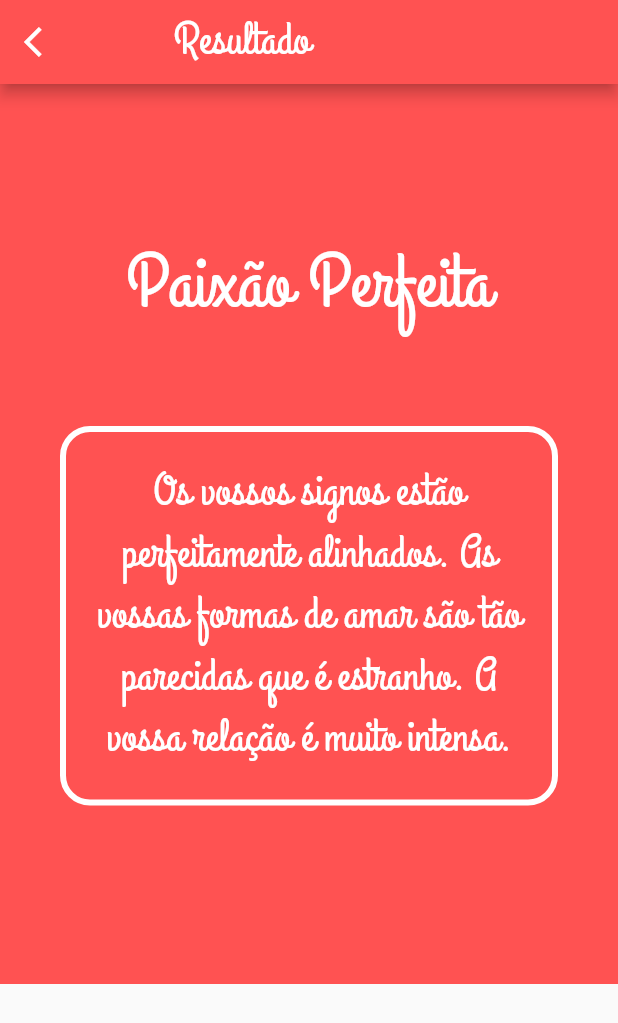
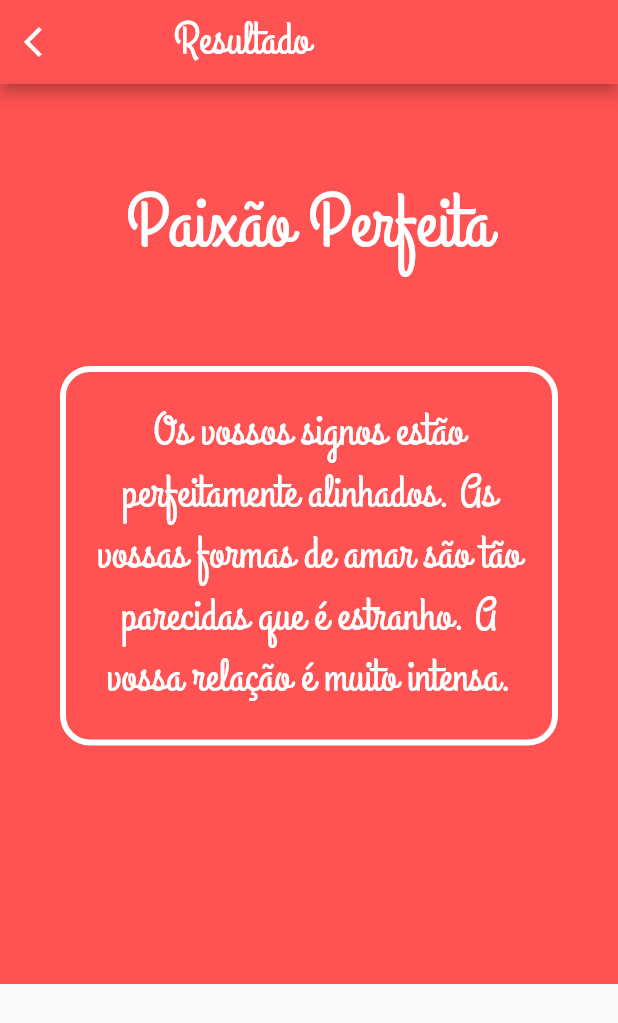
Before and after one commit to EmanoelV/Combinador-de-signos-amor, a Flutter app: the screen it shows after launch, after a tap on "Enviar", on a phone screen of 412 x 824 dp. Shown: the top 1023 px of the screen. Run offline on Flutter 3.47's test engine with Material 2 defaults, Android fonts, the phone set to English and light mode, and no system bars.

Commit message:
ajuste na barra de seleção dos signos e na tela de resultados

```diff
--- a/lib/view/telaRresultado.dart
+++ b/lib/view/telaRresultado.dart
@@ -32,7 +32,7 @@ class TelaResultado extends StatelessWidget {
         height: 600,
         color: Colors.redAccent,
         padding: EdgeInsets.only(
-          top: 100,
+          top: 60,
           left: 40,
           right: 40,
         ),
@@ -49,6 +49,7 @@ class TelaResultado extends StatelessWidget {
                   fontSize: 50,
                   fontFamily: 'GrandHotel',
                 ),
+                textAlign: TextAlign.center,
               ),
             ),
             SizedBox(
--- a/lib/view/widget/signoFormulario/sendButon.dart
+++ b/lib/view/widget/signoFormulario/sendButon.dart
@@ -11,14 +11,14 @@ class SendButton extends StatelessWidget {
       child: FlatButton(
         child: Container(
           alignment: Alignment.center,
-          width: 120,
-          height: 40,
+          width: 200,
+          height: 60,
           margin: EdgeInsets.fromLTRB(0, 50, 0, 0),
           child: Text(
             'Enviar',
             style: TextStyle(
               color: Colors.white,
-              fontSize: 30,
+              fontSize: 40,
               fontFamily: 'GrandHotel',
             ),
           ),
--- a/lib/view/widget/signoFormulario/signoSelector.dart
+++ b/lib/view/widget/signoFormulario/signoSelector.dart
@@ -14,7 +14,14 @@ class SignoSelector extends StatelessWidget {
     return listSignos.map((signo) {
       ct++;
       return DropdownMenuItem(
-        child: new Text(signo),
+        child: new Text(
+          signo,
+          style: TextStyle(
+            color: Colors.white,
+            fontSize: 20,
+          ),
+          textAlign: TextAlign.center,
+        ),
         value: ct,
       );
     }).toList();
@@ -30,6 +37,16 @@ class SignoSelector extends StatelessWidget {
       child: DropdownButton(
         value: _signoSelecionado,
         items: _items,
+        icon: Icon(
+          Icons.arrow_drop_down,
+          size: 30,
+          color: Colors.white,
+        ),
+        dropdownColor: Colors.redAccent,
+        underline: Container(
+          height: 2,
+          color: Colors.white,
+        ),
         onChanged: (value) => callBack(value),
       ),
     );
```
Also changed, not shown: lib/view/widget/signoFormulario/tituloForm.dart (+5 -2 lines).
